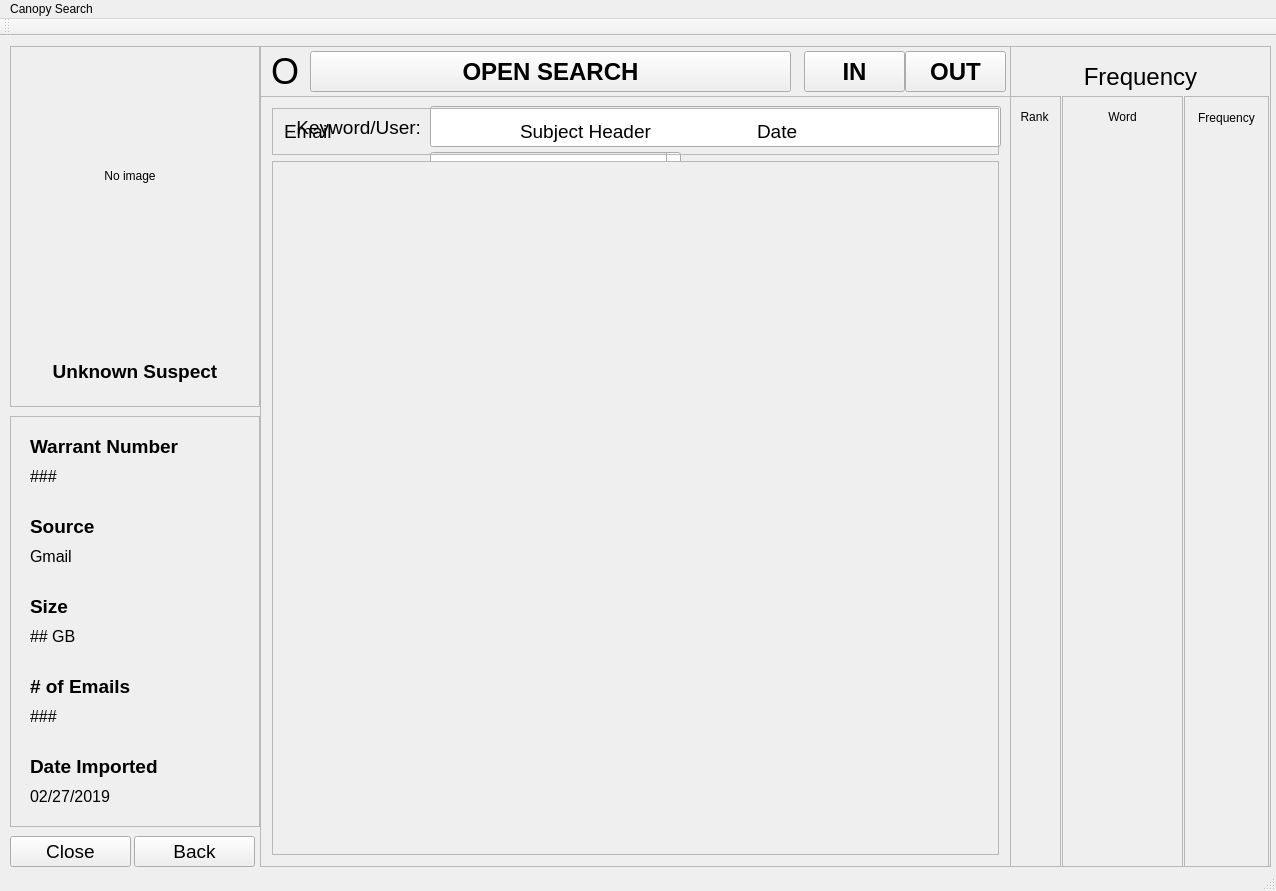
The window that CanopyGUI/SearchWindow.ui (joshrands/Canopy) describes before a commit, drawn with Qt 5.
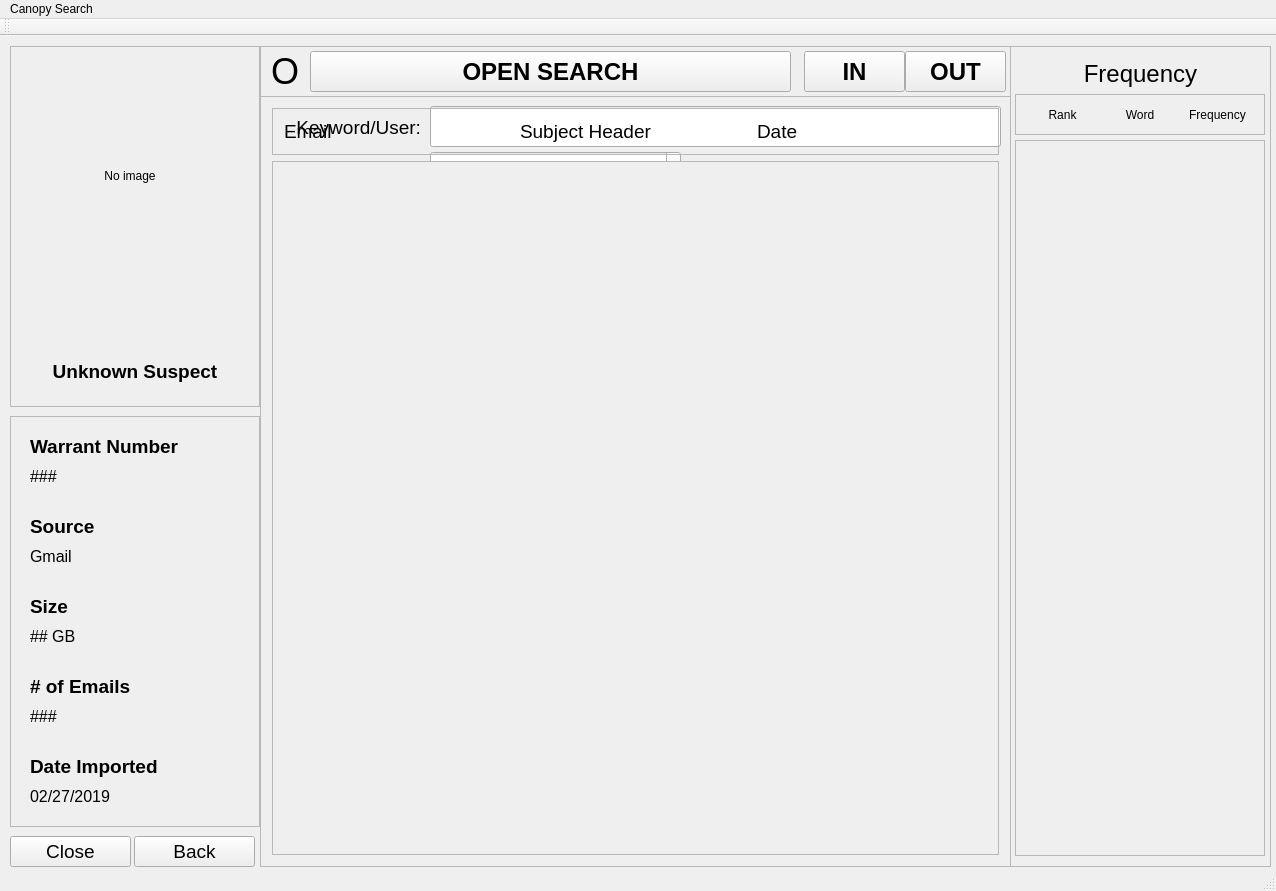
The same window after the commit.

Commit message: Changed word frequency to scroll area and added data analytics infrastructure

Diff of the .ui file:
```diff
--- a/CanopyGUI/SearchWindow.ui
+++ b/CanopyGUI/SearchWindow.ui
@@ -624,7 +624,7 @@
      <property name="geometry">
       <rect>
        <x>10</x>
-       <y>10</y>
+       <y>7</y>
        <width>241</width>
        <height>41</height>
       </rect>
@@ -644,10 +644,10 @@
     <widget class="QFrame" name="frame_2">
      <property name="geometry">
       <rect>
-       <x>0</x>
-       <y>50</y>
-       <width>51</width>
-       <height>771</height>
+       <x>5</x>
+       <y>48</y>
+       <width>250</width>
+       <height>41</height>
       </rect>
      </property>
      <property name="frameShape">
@@ -656,84 +656,59 @@
      <property name="frameShadow">
       <enum>QFrame::Raised</enum>
      </property>
-     <widget class="QLabel" name="label_14">
-      <property name="geometry">
-       <rect>
-        <x>4</x>
-        <y>5</y>
-        <width>41</width>
-        <height>31</height>
-       </rect>
-      </property>
-      <property name="text">
-       <string>Rank</string>
-      </property>
-      <property name="alignment">
-       <set>Qt::AlignCenter</set>
-      </property>
-     </widget>
+     <layout class="QHBoxLayout" name="horizontalLayout_3">
+      <item>
+       <widget class="QLabel" name="label_14">
+        <property name="text">
+         <string>Rank</string>
+        </property>
+        <property name="alignment">
+         <set>Qt::AlignCenter</set>
+        </property>
+       </widget>
+      </item>
+      <item>
+       <widget class="QLabel" name="label_15">
+        <property name="text">
+         <string>Word</string>
+        </property>
+        <property name="alignment">
+         <set>Qt::AlignCenter</set>
+        </property>
+       </widget>
+      </item>
+      <item>
+       <widget class="QLabel" name="label_16">
+        <property name="text">
+         <string>Frequency</string>
+        </property>
+        <property name="alignment">
+         <set>Qt::AlignCenter</set>
+        </property>
+       </widget>
+      </item>
+     </layout>
     </widget>
-    <widget class="QFrame" name="frame_3">
+    <widget class="QScrollArea" name="freqCountScrollArea">
      <property name="geometry">
       <rect>
-       <x>52</x>
-       <y>50</y>
-       <width>121</width>
-       <height>771</height>
+       <x>5</x>
+       <y>94</y>
+       <width>250</width>
+       <height>716</height>
       </rect>
      </property>
-     <property name="frameShape">
-      <enum>QFrame::StyledPanel</enum>
+     <property name="widgetResizable">
+      <bool>true</bool>
      </property>
-     <property name="frameShadow">
-      <enum>QFrame::Raised</enum>
-     </property>
-     <widget class="QLabel" name="label_15">
+     <widget class="QWidget" name="scrollAreaWidgetContents">
       <property name="geometry">
        <rect>
-        <x>5</x>
-        <y>5</y>
-        <width>111</width>
-        <height>31</height>
+        <x>0</x>
+        <y>0</y>
+        <width>248</width>
+        <height>714</height>
        </rect>
-      </property>
-      <property name="text">
-       <string>Word</string>
-      </property>
-      <property name="alignment">
-       <set>Qt::AlignCenter</set>
-      </property>
-     </widget>
-    </widget>
-    <widget class="QFrame" name="frame_4">
-     <property name="geometry">
-      <rect>
-       <x>174</x>
-       <y>50</y>
-       <width>85</width>
-       <height>771</height>
-      </rect>
-     </property>
-     <property name="frameShape">
-      <enum>QFrame::StyledPanel</enum>
-     </property>
-     <property name="frameShadow">
-      <enum>QFrame::Raised</enum>
-     </property>
-     <widget class="QLabel" name="label_16">
-      <property name="geometry">
-       <rect>
-        <x>7</x>
-        <y>6</y>
-        <width>71</width>
-        <height>31</height>
-       </rect>
-      </property>
-      <property name="text">
-       <string>Frequency</string>
-      </property>
-      <property name="alignment">
-       <set>Qt::AlignCenter</set>
       </property>
      </widget>
     </widget>
@@ -756,6 +731,17 @@
      <string>Close</string>
     </property>
    </widget>
+   <widget class="QWidget" name="">
+    <property name="geometry">
+     <rect>
+      <x>0</x>
+      <y>0</y>
+      <width>2</width>
+      <height>2</height>
+     </rect>
+    </property>
+    <layout class="QHBoxLayout" name="horizontalLayout_2"/>
+   </widget>
    <zorder>searchFrame</zorder>
    <zorder>suspectFrame</zorder>
    <zorder>infoFrame</zorder>
```
Left out of the diff: 4 changed lines with no effect on the pictures. The commit also changes 16 other files.
